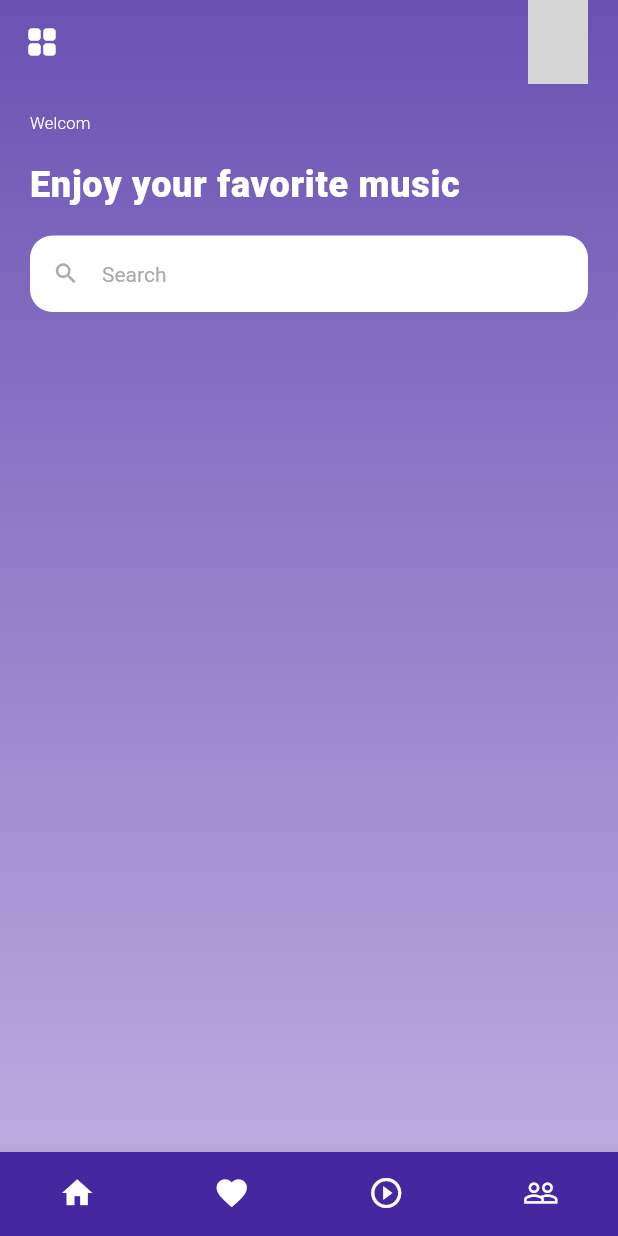
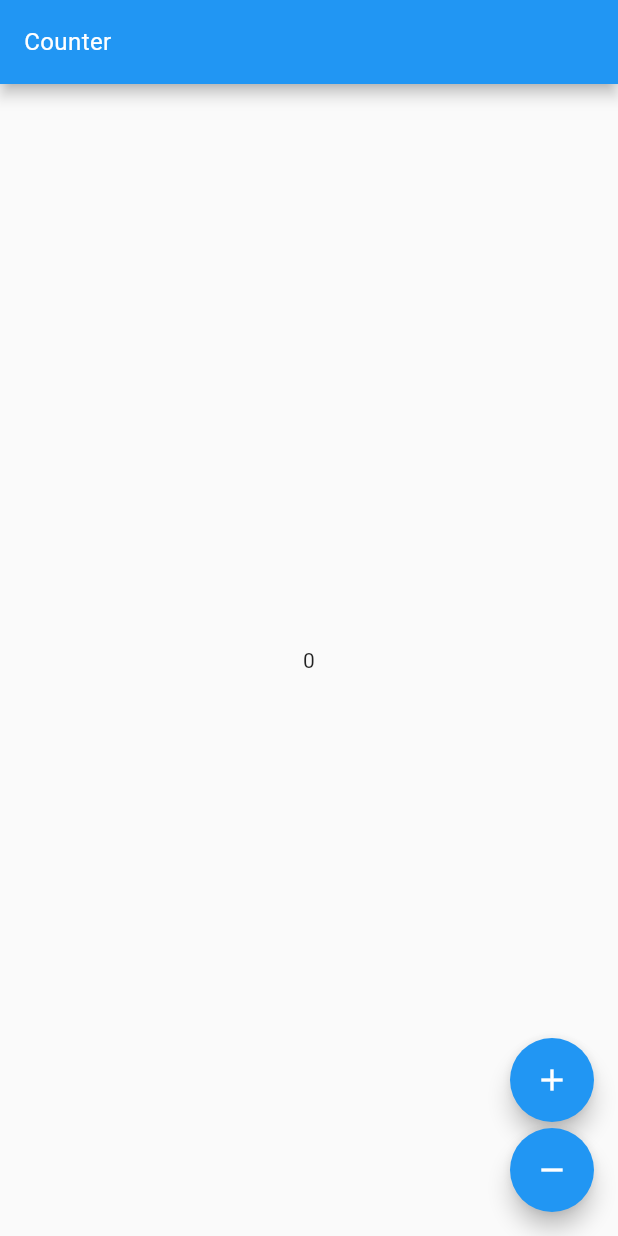
Before and after one commit to tmdqls2257/today_protest, a Flutter app: the screen it shows after launch, on a phone screen of 412 x 824 dp. Run offline on Flutter 3.47's test engine with Material 2 defaults, Android fonts, the phone set to English and light mode, and no system bars; our stand-ins replace bloc, flutter_bloc, get; grey boxes are pictures that could not be loaded.

Commit message:
💄 practice block pattern

```diff
--- /dev/null
+++ b/lib/counter/counter_page.dart
@@ -0,0 +1,43 @@
+import 'dart:developer';
+
+import 'package:flutter/material.dart';
+import 'package:flutter_bloc/flutter_bloc.dart';
+import 'package:today_protest2/counter/cubit/counter_cubit.dart';
+
+import '../shared/custom_text.dart';
+
+class CounterPage extends StatelessWidget {
+  const CounterPage({super.key});
+
+  @override
+  Widget build(BuildContext context) {
+    return Scaffold(
+      appBar: AppBar(
+          title: CustomText(
+        text: 'Counter',
+      )),
+      body: BlocBuilder<CounterCubit, int>(
+        builder: (context, count) => Center(
+          child: Text('$count'),
+        ),
+      ),
+      floatingActionButton: Column(
+        crossAxisAlignment: CrossAxisAlignment.end,
+        mainAxisAlignment: MainAxisAlignment.end,
+        children: [
+          FloatingActionButton(
+            child: const Icon(Icons.add),
+            onPressed: () => context.read<CounterCubit>().increment(),
+          ),
+          const SizedBox(
+            height: 4,
+          ),
+          FloatingActionButton(
+            child: const Icon(Icons.remove),
+            onPressed: () => context.read<CounterCubit>().decrement(),
+          ),
+        ],
+      ),
+    );
+  }
+}
--- /dev/null
+++ b/lib/counter/cubit/counter_cubit.dart
@@ -0,0 +1,11 @@
+import 'package:bloc/bloc.dart';
+import 'package:meta/meta.dart';
+
+part 'counter_state.dart';
+
+class CounterCubit extends Cubit<int> {
+  CounterCubit() : super(0);
+
+  void increment() => emit(state + 1);
+  void decrement() => emit(state - 1);
+}
--- /dev/null
+++ b/lib/counter/cubit/counter_state.dart
@@ -0,0 +1,6 @@
+part of 'counter_cubit.dart';
+
+@immutable
+abstract class CounterState {}
+
+class CounterInitial extends CounterState {}
--- a/lib/home.dart
+++ b/lib/home.dart
@@ -1,6 +1,8 @@
 import 'package:flutter/material.dart';
-import 'package:today_protest2/shared/custom_text.dart';
+
 import 'package:today_protest2/shared/theme.dart';
+
+import 'shared/custom_text.dart';
 
 class HomeScreen extends StatelessWidget {
   const HomeScreen({super.key});
--- a/lib/main.dart
+++ b/lib/main.dart
@@ -1,6 +1,9 @@
 import 'package:flutter/material.dart';
+import 'package:flutter_bloc/flutter_bloc.dart';
+import 'package:today_protest2/counter/cubit/counter_cubit.dart';
 
 import 'Home.dart';
+import 'counter/counter_page.dart';
 
 void main() {
   runApp(const MyApp());
@@ -13,12 +16,10 @@ class MyApp extends StatelessWidget {
   @override
   Widget build(BuildContext context) {
     return MaterialApp(
-      title: 'Flutter Demo',
-      theme: ThemeData(
-        primarySwatch: Colors.blue,
+      home: BlocProvider(
+        create: (_) => CounterCubit(),
+        child: const CounterPage(),
       ),
-      // home: const MyHomePage(title: 'Flutter Demo Home Page'),
-      home: const HomeScreen(),
     );
   }
 }
--- a/lib/shared/custom_text.dart
+++ b/lib/shared/custom_text.dart
@@ -59,7 +59,7 @@ class CustomText extends SizedBox {
   final bool inherit;
 
   CustomText({
-    Key? key,
+    super.key,
     required this.text,
     this.typoType = TypoType.body,
     this.isFullWidth = false,
@@ -67,7 +67,6 @@ class CustomText extends SizedBox {
     this.textAlign = TextAlign.center,
     this.colorType = ColorType.black,
   }) : super(
-          key: key,
           child: Text(
             text,
             textAlign: textAlign,
--- a/pubspec.yaml
+++ b/pubspec.yaml
@@ -39,6 +39,7 @@ dependencies:
   get: ^4.6.5
   rxdart: ^0.27.5
   just_audio: ^0.9.29
+  flutter_bloc: ^8.1.1
 
 dev_dependencies:
   flutter_test:
```
Also changed, not shown: lib/song/song.model.dart (added, +34 -0 lines), lib/counter_cubit.dart (added), pubspec.lock.
